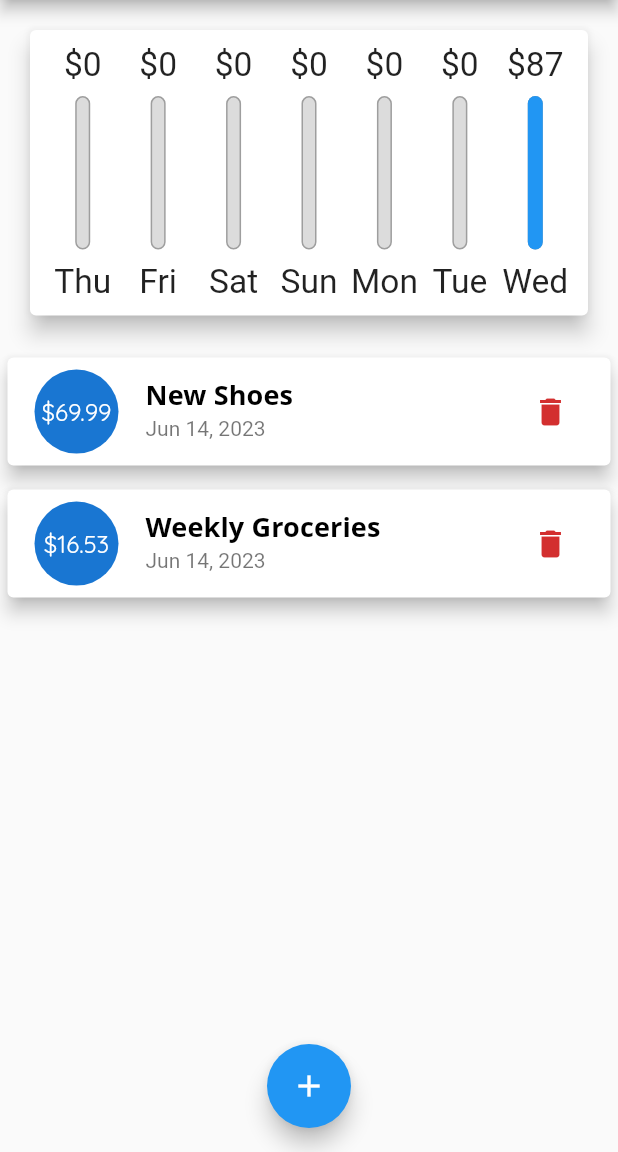
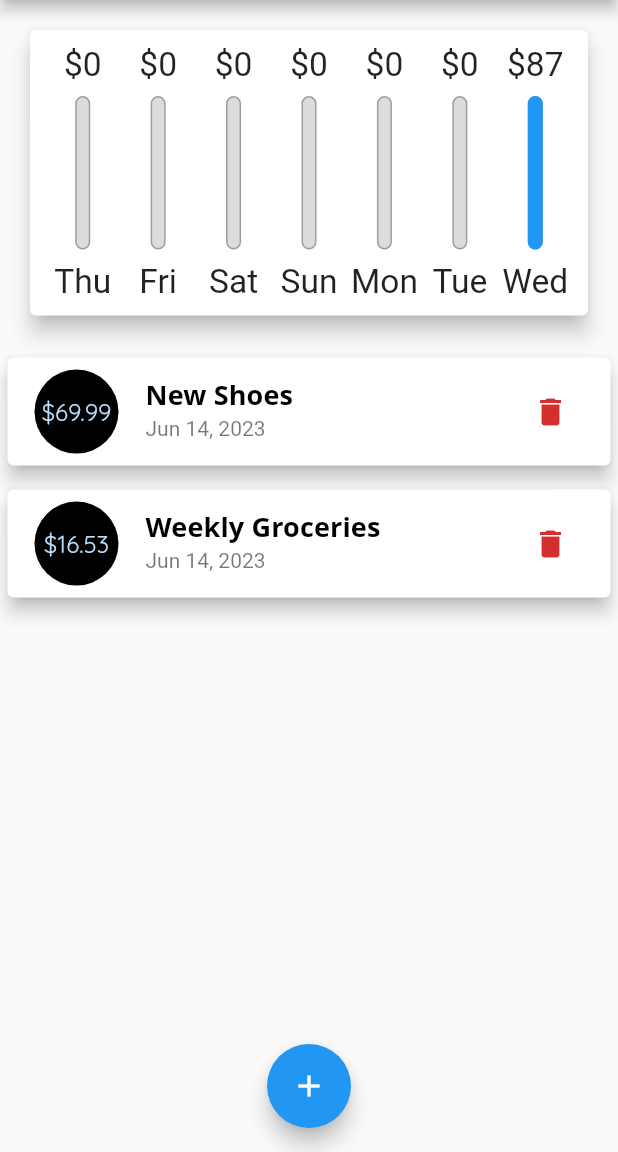
Before and after one commit to faithcredit/flutter_guide, a Flutter app: the screen it shows after launch, on a phone screen of 412 x 824 dp, the part 84-1236 px from its top. Run offline on Flutter 3.47's test engine with Material 2 defaults, Android fonts, the phone set to English and light mode, and no system bars.

Commit message:
Fixing problem in the ListView with Stateful children using keys

```diff
--- a/lib/widgets/transaction_item.dart
+++ b/lib/widgets/transaction_item.dart
@@ -1,8 +1,10 @@
+import 'dart:math';
+
 import 'package:flutter/material.dart';
 import '../models/transaction.dart';
 import 'package:intl/intl.dart';
 
-class TransactionItem extends StatelessWidget {
+class TransactionItem extends StatefulWidget {
   const TransactionItem({
     super.key,
     required this.transaction,
@@ -11,6 +13,21 @@ class TransactionItem extends StatelessWidget {
 
   final Transaction transaction;
   final Function deleteTx;
+
+  @override
+  State<TransactionItem> createState() => _TransactionItemState();
+}
+
+class _TransactionItemState extends State<TransactionItem> {
+
+  Color? _bgColor;
+
+  @override
+  void initState() {
+    const availableColors = [Colors.red, Colors.black, Colors.purple];
+    _bgColor =availableColors[Random().nextInt(3)];
+    super.initState();
+  }
 
   @override
   Widget build(BuildContext context) {
@@ -22,19 +39,19 @@ class TransactionItem extends StatelessWidget {
       ),
       child: ListTile(
         leading: CircleAvatar(
+          backgroundColor: _bgColor ,
           radius: 30,
           child: Padding(
             padding: EdgeInsets.all(6),
-            child: FittedBox(
-                child: Text('\$${transaction.amount}')),
+            child: FittedBox(child: Text('\$${widget.transaction.amount}')),
           ),
         ),
         title: Text(
-          transaction.title!,
+          widget.transaction.title!,
           style: Theme.of(context).textTheme.titleSmall,
         ),
         subtitle: Text(
-          DateFormat.yMMMd().format(transaction.date!),
+          DateFormat.yMMMd().format(widget.transaction.date!),
         ),
         trailing: MediaQuery.of(context).size.width > 460
             ? TextButton.icon(
@@ -46,12 +63,12 @@ class TransactionItem extends StatelessWidget {
                     fontWeight: FontWeight.bold,
                   ),
                 ),
-                onPressed: () => deleteTx(transaction.id),
+                onPressed: () => widget.deleteTx(widget.transaction.id),
               )
             : IconButton(
                 icon: const Icon(Icons.delete),
                 color: Theme.of(context).colorScheme.error,
-                onPressed: () => deleteTx(transaction.id),
+                onPressed: () => widget.deleteTx(widget.transaction.id),
               ),
       ),
     );
--- a/lib/widgets/transaction_list.dart
+++ b/lib/widgets/transaction_list.dart
@@ -31,11 +31,11 @@ class TransactionList extends StatelessWidget {
               ],
             );
           }))
-        : ListView.builder(
-            itemBuilder: (ctx, index) {
-              return TransactionItem(transaction: transactions[index], deleteTx: deleteTx);
-            },
-            itemCount: transactions.length,
-          );
+        : ListView(children:
+          transactions.map((tx) => TransactionItem(
+            key: ValueKey(tx.id),
+            transaction: tx,
+            deleteTx: deleteTx)).toList()
+        ,);
   }
 }
```
